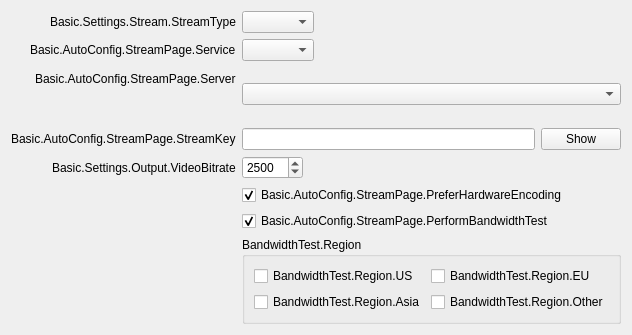
Before: the Qt Designer form other/obs-studio/UI/forms/AutoConfigStreamPage.ui in Logitech/ghub-obs-plugin, drawn with Qt 5.
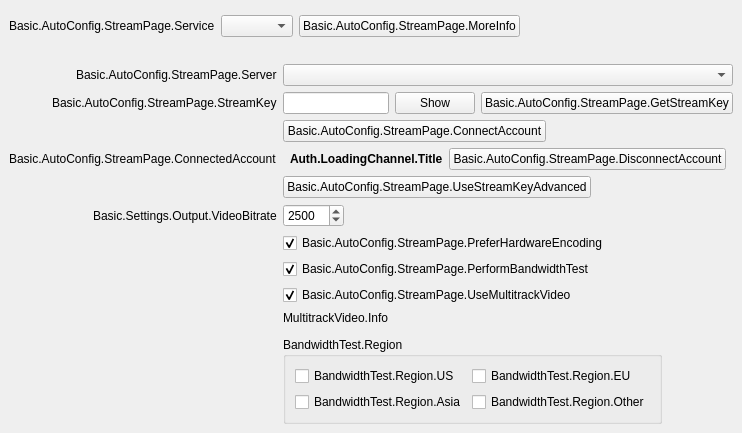
After: the same form once the commit is applied. Custom widgets are drawn as their Qt base class.

```diff
--- a/other/obs-studio/UI/forms/AutoConfigStreamPage.ui
+++ b/other/obs-studio/UI/forms/AutoConfigStreamPage.ui
@@ -6,20 +6,63 @@
    <rect>
     <x>0</x>
     <y>0</y>
-    <width>566</width>
-    <height>335</height>
+    <width>726</width>
+    <height>407</height>
    </rect>
   </property>
   <property name="windowTitle">
    <string notr="true"/>
   </property>
-  <layout class="QFormLayout" name="formLayout">
+  <layout class="QVBoxLayout" name="verticalLayout">
+   <property name="spacing">
+    <number>0</number>
+   </property>
+   <property name="leftMargin">
+    <number>0</number>
+   </property>
+   <property name="topMargin">
+    <number>0</number>
+   </property>
+   <property name="rightMargin">
+    <number>0</number>
+   </property>
+   <property name="bottomMargin">
+    <number>0</number>
+   </property>
+   <item>
+    <widget class="QFrame" name="widget">
+     <property name="sizePolicy">
+      <sizepolicy hsizetype="Preferred" vsizetype="Maximum">
+       <horstretch>0</horstretch>
+       <verstretch>0</verstretch>
+      </sizepolicy>
+     </property>
+     <layout class="QFormLayout" name="topLayout">
    <property name="fieldGrowthPolicy">
     <enum>QFormLayout::ExpandingFieldsGrow</enum>
    </property>
    <property name="labelAlignment">
-    <set>Qt::AlignRight|Qt::AlignTop|Qt::AlignTrailing</set>
-   </property>
+       <set>Qt::AlignRight|Qt::AlignTrailing|Qt::AlignVCenter</set>
+      </property>
+      <property name="bottomMargin">
+       <number>12</number>
+      </property>
+      <item row="0" column="0">
+       <spacer name="horizontalSpacer_6">
+        <property name="orientation">
+         <enum>Qt::Horizontal</enum>
+        </property>
+        <property name="sizeType">
+         <enum>QSizePolicy::Fixed</enum>
+        </property>
+        <property name="sizeHint" stdset="0">
+         <size>
+          <width>87</width>
+          <height>0</height>
+         </size>
+        </property>
+       </spacer>
+      </item>
    <item row="1" column="0">
     <widget class="QLabel" name="serviceLabel">
      <property name="text">
@@ -31,9 +74,205 @@
     </widget>
    </item>
    <item row="1" column="1">
+       <widget class="QFrame" name="serviceWidget">
+        <layout class="QHBoxLayout" name="serviceWidgetLayout">
+         <property name="leftMargin">
+          <number>0</number>
+         </property>
+         <property name="topMargin">
+          <number>0</number>
+         </property>
+         <property name="rightMargin">
+          <number>0</number>
+         </property>
+         <property name="bottomMargin">
+          <number>0</number>
+         </property>
+         <item>
     <widget class="QComboBox" name="service"/>
    </item>
-   <item row="3" column="0">
+         <item>
+          <widget class="UrlPushButton" name="moreInfoButton">
+           <property name="text">
+            <string>Basic.AutoConfig.StreamPage.MoreInfo</string>
+           </property>
+          </widget>
+         </item>
+        </layout>
+       </widget>
+      </item>
+      <item row="2" column="1">
+       <spacer name="verticalSpacer">
+        <property name="orientation">
+         <enum>Qt::Vertical</enum>
+        </property>
+        <property name="sizeHint" stdset="0">
+         <size>
+          <width>12</width>
+          <height>12</height>
+         </size>
+        </property>
+       </spacer>
+      </item>
+     </layout>
+    </widget>
+   </item>
+   <item>
+    <widget class="QStackedWidget" name="stackedWidget">
+     <property name="currentIndex">
+      <number>1</number>
+     </property>
+     <widget class="QWidget" name="loginPage">
+      <layout class="QFormLayout" name="loginPageLayout">
+       <property name="fieldGrowthPolicy">
+        <enum>QFormLayout::ExpandingFieldsGrow</enum>
+       </property>
+       <property name="labelAlignment">
+        <set>Qt::AlignRight|Qt::AlignTrailing|Qt::AlignVCenter</set>
+       </property>
+       <item row="0" column="0">
+        <spacer name="horizontalSpacer_3">
+         <property name="orientation">
+          <enum>Qt::Horizontal</enum>
+         </property>
+         <property name="sizeType">
+          <enum>QSizePolicy::Fixed</enum>
+         </property>
+         <property name="sizeHint" stdset="0">
+          <size>
+           <width>87</width>
+           <height>17</height>
+          </size>
+         </property>
+        </spacer>
+       </item>
+       <item row="0" column="1">
+        <layout class="QHBoxLayout" name="horizontalLayout">
+         <item>
+          <widget class="QPushButton" name="connectAccount">
+           <property name="text">
+            <string>Basic.AutoConfig.StreamPage.ConnectAccount</string>
+           </property>
+          </widget>
+         </item>
+         <item>
+          <spacer name="horizontalSpacer_4">
+           <property name="orientation">
+            <enum>Qt::Horizontal</enum>
+           </property>
+           <property name="sizeHint" stdset="0">
+            <size>
+             <width>40</width>
+             <height>20</height>
+            </size>
+           </property>
+          </spacer>
+         </item>
+        </layout>
+       </item>
+       <item row="1" column="0">
+        <spacer name="horizontalSpacer_7">
+         <property name="orientation">
+          <enum>Qt::Horizontal</enum>
+         </property>
+         <property name="sizeType">
+          <enum>QSizePolicy::Fixed</enum>
+         </property>
+         <property name="sizeHint" stdset="0">
+          <size>
+           <width>87</width>
+           <height>17</height>
+          </size>
+         </property>
+        </spacer>
+       </item>
+       <item row="1" column="1">
+        <layout class="QHBoxLayout" name="horizontalLayout_5">
+         <item>
+          <widget class="QPushButton" name="useStreamKey">
+           <property name="text">
+            <string>Basic.AutoConfig.StreamPage.UseStreamKey</string>
+           </property>
+          </widget>
+         </item>
+         <item>
+          <spacer name="horizontalSpacer_8">
+           <property name="orientation">
+            <enum>Qt::Horizontal</enum>
+           </property>
+           <property name="sizeHint" stdset="0">
+            <size>
+             <width>40</width>
+             <height>20</height>
+            </size>
+           </property>
+          </spacer>
+         </item>
+        </layout>
+       </item>
+      </layout>
+     </widget>
+     <widget class="QWidget" name="streamkeyPage">
+      <layout class="QFormLayout" name="streamkeyPageLayout">
+       <property name="fieldGrowthPolicy">
+        <enum>QFormLayout::ExpandingFieldsGrow</enum>
+       </property>
+       <property name="labelAlignment">
+        <set>Qt::AlignRight|Qt::AlignTrailing|Qt::AlignVCenter</set>
+       </property>
+       <item row="0" column="0">
+        <widget class="QLabel" name="serverLabel">
+         <property name="text">
+          <string>Basic.AutoConfig.StreamPage.Server</string>
+         </property>
+        </widget>
+       </item>
+       <item row="0" column="1">
+        <widget class="QStackedWidget" name="serverStackedWidget">
+         <property name="currentIndex">
+          <number>0</number>
+         </property>
+         <widget class="QWidget" name="servicePage">
+          <layout class="QHBoxLayout" name="horizontalLayout_2">
+           <property name="leftMargin">
+            <number>0</number>
+           </property>
+           <property name="topMargin">
+            <number>0</number>
+           </property>
+           <property name="rightMargin">
+            <number>0</number>
+           </property>
+           <property name="bottomMargin">
+            <number>0</number>
+           </property>
+           <item>
+            <widget class="QComboBox" name="server"/>
+           </item>
+          </layout>
+         </widget>
+         <widget class="QWidget" name="customPage">
+          <layout class="QHBoxLayout" name="horizontalLayout_3">
+           <property name="leftMargin">
+            <number>0</number>
+           </property>
+           <property name="topMargin">
+            <number>0</number>
+           </property>
+           <property name="rightMargin">
+            <number>0</number>
+           </property>
+           <property name="bottomMargin">
+            <number>0</number>
+           </property>
+           <item>
+            <widget class="QLineEdit" name="customServer"/>
+           </item>
+          </layout>
+         </widget>
+        </widget>
+       </item>
+       <item row="1" column="0">
     <widget class="QLabel" name="streamKeyLabel">
      <property name="text">
       <string>Basic.AutoConfig.StreamPage.StreamKey</string>
@@ -46,8 +285,21 @@
      </property>
     </widget>
    </item>
-   <item row="3" column="1">
-    <layout class="QHBoxLayout" name="horizontalLayout">
+       <item row="1" column="1">
+        <widget class="QFrame" name="streamKeyWidget">
+         <layout class="QHBoxLayout" name="horizontalLayout_4">
+          <property name="leftMargin">
+           <number>0</number>
+          </property>
+          <property name="topMargin">
+           <number>0</number>
+          </property>
+          <property name="rightMargin">
+           <number>0</number>
+          </property>
+          <property name="bottomMargin">
+           <number>0</number>
+          </property>
      <item>
       <widget class="QLineEdit" name="key">
        <property name="inputMask">
@@ -68,19 +320,109 @@
        </property>
       </widget>
      </item>
-    </layout>
-   </item>
-   <item row="6" column="1">
-    <widget class="QCheckBox" name="doBandwidthTest">
+          <item>
+           <widget class="UrlPushButton" name="streamKeyButton">
+            <property name="text">
+             <string>Basic.AutoConfig.StreamPage.GetStreamKey</string>
+            </property>
+           </widget>
+          </item>
+         </layout>
+        </widget>
+       </item>
+       <item row="2" column="1">
+        <widget class="QPushButton" name="connectAccount2">
+         <property name="cursor">
+          <cursorShape>PointingHandCursor</cursorShape>
+         </property>
      <property name="text">
-      <string>Basic.AutoConfig.StreamPage.PerformBandwidthTest</string>
-     </property>
-     <property name="checked">
-      <bool>true</bool>
+          <string>Basic.AutoConfig.StreamPage.ConnectAccount</string>
+         </property>
+        </widget>
+       </item>
+       <item row="3" column="0">
+        <widget class="QLabel" name="connectedAccountLabel">
+         <property name="text">
+          <string>Basic.AutoConfig.StreamPage.ConnectedAccount</string>
+         </property>
+        </widget>
+       </item>
+       <item row="3" column="1">
+        <layout class="QHBoxLayout" name="horizontalLayout_6">
+         <property name="leftMargin">
+          <number>7</number>
+         </property>
+         <property name="rightMargin">
+          <number>7</number>
+         </property>
+         <item>
+          <widget class="QLabel" name="connectedAccountText">
+           <property name="font">
+            <font>
+             <bold>true</bold>
+            </font>
+           </property>
+           <property name="text">
+            <string>Auth.LoadingChannel.Title</string>
+           </property>
+          </widget>
+         </item>
+         <item>
+          <widget class="QPushButton" name="disconnectAccount">
+           <property name="text">
+            <string>Basic.AutoConfig.StreamPage.DisconnectAccount</string>
+           </property>
+          </widget>
+         </item>
+        </layout>
+       </item>
+       <item row="4" column="0">
+        <spacer name="horizontalSpacer">
+         <property name="orientation">
+          <enum>Qt::Horizontal</enum>
+         </property>
+         <property name="sizeHint" stdset="0">
+          <size>
+           <width>40</width>
+           <height>0</height>
+          </size>
+         </property>
+        </spacer>
+       </item>
+       <item row="4" column="1">
+        <widget class="QPushButton" name="useStreamKeyAdv">
+         <property name="text">
+          <string>Basic.AutoConfig.StreamPage.UseStreamKeyAdvanced</string>
+         </property>
+        </widget>
+       </item>
+       <item row="5" column="0">
+        <widget class="QLabel" name="bitrateLabel">
+         <property name="text">
+          <string>Basic.Settings.Output.VideoBitrate</string>
+         </property>
+         <property name="buddy">
+          <cstring>bitrate</cstring>
      </property>
     </widget>
    </item>
    <item row="5" column="1">
+        <widget class="QSpinBox" name="bitrate">
+         <property name="suffix">
+          <string notr="true"/>
+         </property>
+         <property name="minimum">
+          <number>500</number>
+         </property>
+         <property name="maximum">
+          <number>51000</number>
+         </property>
+         <property name="value">
+          <number>2500</number>
+         </property>
+        </widget>
+       </item>
+       <item row="6" column="1">
     <widget class="QCheckBox" name="preferHardware">
      <property name="toolTip">
       <string>Basic.AutoConfig.StreamPage.PreferHardwareEncoding.ToolTip</string>
@@ -93,85 +435,59 @@
      </property>
     </widget>
    </item>
-   <item row="6" column="0">
-    <spacer name="horizontalSpacer">
-     <property name="orientation">
-      <enum>Qt::Horizontal</enum>
-     </property>
-     <property name="sizeType">
-      <enum>QSizePolicy::Fixed</enum>
-     </property>
-     <property name="sizeHint" stdset="0">
-      <size>
-       <width>90</width>
-       <height>20</height>
-      </size>
-     </property>
-    </spacer>
-   </item>
-   <item row="2" column="0">
-    <widget class="QLabel" name="serverLabel">
-     <property name="text">
-      <string>Basic.AutoConfig.StreamPage.Server</string>
-     </property>
-    </widget>
-   </item>
-   <item row="0" column="0">
-    <widget class="QLabel" name="label_3">
-     <property name="text">
-      <string>Basic.Settings.Stream.StreamType</string>
-     </property>
-    </widget>
-   </item>
-   <item row="0" column="1">
-    <widget class="QComboBox" name="streamType"/>
-   </item>
-   <item row="2" column="1">
-    <widget class="QStackedWidget" name="serverStackedWidget">
-     <property name="currentIndex">
-      <number>0</number>
-     </property>
-     <widget class="QWidget" name="servicePage">
-      <layout class="QHBoxLayout" name="horizontalLayout_2">
-       <property name="leftMargin">
-        <number>0</number>
-       </property>
-       <property name="topMargin">
-        <number>0</number>
-       </property>
-       <property name="rightMargin">
-        <number>0</number>
-       </property>
-       <property name="bottomMargin">
-        <number>0</number>
-       </property>
-       <item>
-        <widget class="QComboBox" name="server"/>
-       </item>
-      </layout>
-     </widget>
-     <widget class="QWidget" name="customPage">
-      <layout class="QHBoxLayout" name="horizontalLayout_3">
-       <property name="leftMargin">
-        <number>0</number>
-       </property>
-       <property name="topMargin">
-        <number>0</number>
-       </property>
-       <property name="rightMargin">
-        <number>0</number>
-       </property>
-       <property name="bottomMargin">
-        <number>0</number>
-       </property>
-       <item>
-        <widget class="QLineEdit" name="customServer"/>
-       </item>
-      </layout>
-     </widget>
-    </widget>
-   </item>
    <item row="7" column="1">
+        <widget class="QCheckBox" name="doBandwidthTest">
+         <property name="text">
+          <string>Basic.AutoConfig.StreamPage.PerformBandwidthTest</string>
+         </property>
+         <property name="checked">
+          <bool>true</bool>
+         </property>
+        </widget>
+       </item>
+       <item row="8" column="1">
+        <widget class="QCheckBox" name="useMultitrackVideo">
+         <property name="text">
+          <string>Basic.AutoConfig.StreamPage.UseMultitrackVideo</string>
+         </property>
+         <property name="checked">
+          <bool>true</bool>
+         </property>
+        </widget>
+       </item>
+       <item row="9" column="1">
+        <widget class="QLabel" name="multitrackVideoInfo">
+         <property name="text">
+          <string>MultitrackVideo.Info</string>
+         </property>
+         <property name="textFormat">
+          <enum>Qt::RichText</enum>
+         </property>
+         <property name="wordWrap">
+          <bool>true</bool>
+         </property>
+         <property name="openExternalLinks">
+          <bool>true</bool>
+         </property>
+         <property name="sizePolicy">
+          <enum>QSizePolicy::MinimumExpanding, QSizePolicy::Minimum</enum>
+         </property>
+        </widget>
+       </item>
+       <item row="10" column="1">
+        <spacer name="verticalSpacer_2">
+         <property name="orientation">
+          <enum>Qt::Vertical</enum>
+         </property>
+         <property name="sizeHint" stdset="0">
+          <size>
+           <width>6</width>
+           <height>6</height>
+          </size>
+         </property>
+        </spacer>
+       </item>
+       <item row="11" column="1">
     <widget class="QGroupBox" name="region">
      <property name="title">
       <string>BandwidthTest.Region</string>
@@ -208,48 +524,19 @@
      </layout>
     </widget>
    </item>
-   <item row="4" column="1">
-    <widget class="QSpinBox" name="bitrate">
-     <property name="suffix">
-      <string notr="true"/>
-     </property>
-     <property name="minimum">
-      <number>500</number>
-     </property>
-     <property name="maximum">
-      <number>10000</number>
-     </property>
-     <property name="value">
-      <number>2500</number>
-     </property>
-    </widget>
-   </item>
-   <item row="4" column="0">
-    <widget class="QLabel" name="bitrateLabel">
-     <property name="text">
-      <string>Basic.Settings.Output.VideoBitrate</string>
-     </property>
-     <property name="buddy">
-      <cstring>bitrate</cstring>
-     </property>
+      </layout>
+     </widget>
     </widget>
    </item>
   </layout>
  </widget>
- <tabstops>
-  <tabstop>streamType</tabstop>
-  <tabstop>service</tabstop>
-  <tabstop>server</tabstop>
-  <tabstop>customServer</tabstop>
-  <tabstop>key</tabstop>
-  <tabstop>show</tabstop>
-  <tabstop>preferHardware</tabstop>
-  <tabstop>doBandwidthTest</tabstop>
-  <tabstop>regionUS</tabstop>
-  <tabstop>regionEU</tabstop>
-  <tabstop>regionAsia</tabstop>
-  <tabstop>regionOther</tabstop>
- </tabstops>
+ <customwidgets>
+  <customwidget>
+   <class>UrlPushButton</class>
+   <extends>QPushButton</extends>
+   <header>url-push-button.hpp</header>
+  </customwidget>
+ </customwidgets>
  <resources/>
  <connections/>
 </ui>
```
Left out of the diff: 19 changed lines with no effect on the pictures. Lines whose indentation alone changed are shown as unchanged.
